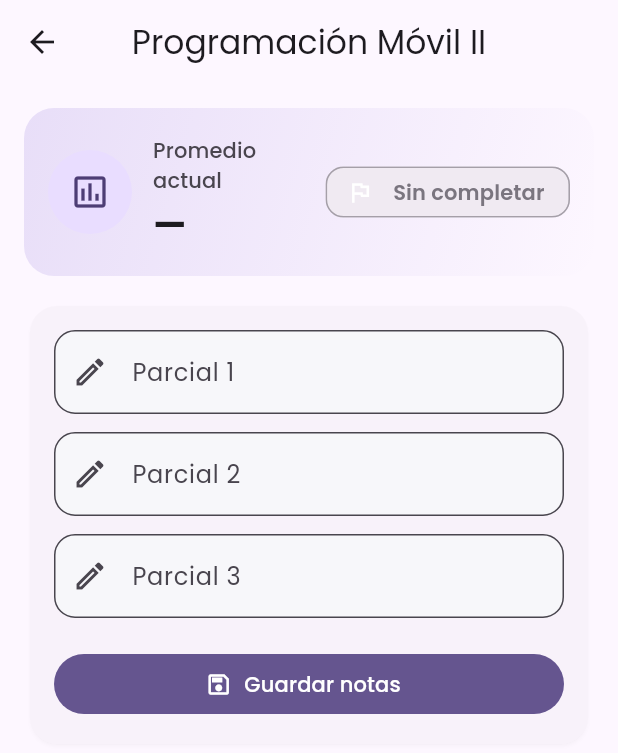
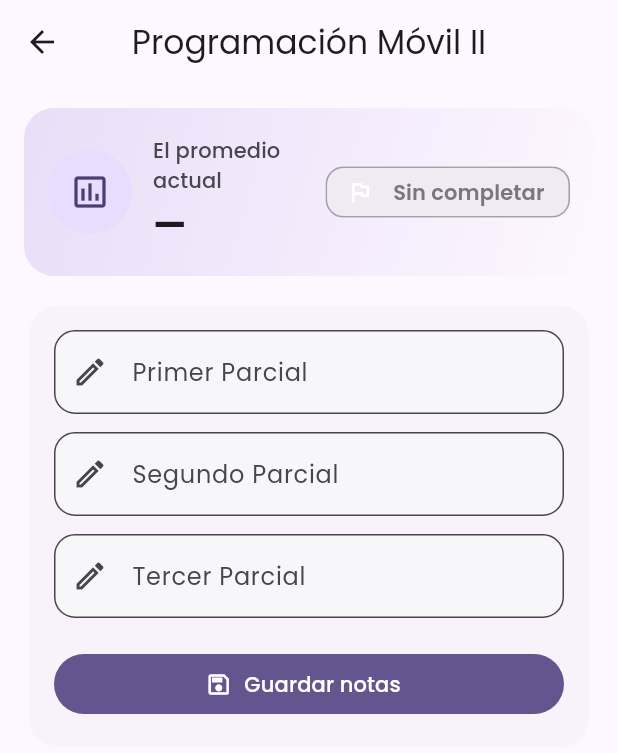
Before and after one commit to ljnavarro-unicah/examen_control_academico, a Flutter app: the screen it shows after launch, after a tap on "Programación Móvil II", on a phone screen of 412 x 824 dp. Shown: the top 753 px of the screen. Run offline on Flutter 3.47's test engine with Material 3 defaults, Android fonts, the phone set to English and light mode, and no system bars; our stand-ins replace google_fonts.

Commit message:
HectorVilleda-Glich

```diff
--- a/lib/main.dart
+++ b/lib/main.dart
@@ -44,8 +44,8 @@ class AcademicApp extends StatelessWidget {
           name: 'Ludwin Navarro',
           courses: [
             Course(id: '1', name: 'Programación Móvil II'),
-            Course(id: '2', name: 'Circuitos Lógicos'),
-            Course(id: '3', name: 'Inteligencia Artificial'),
+            Course(id: '2', name: 'Interfaces de IA'),
+            Course(id: '3', name: 'Porgramacion Web II'),
           ],
         ),
       ),
--- a/lib/views/course_detail_view.dart
+++ b/lib/views/course_detail_view.dart
@@ -37,7 +37,7 @@ class _CourseDetailViewState extends State<CourseDetailView> {
   String? _validate(String? v) {
     if (v == null || v.trim().isEmpty) return 'Requerido';
     final num? n = num.tryParse(v);
-    if (n == null) return 'Número inválido';
+    if (n == null) return 'El Número inválido';
     if (n < 0 || n > 100) return '0 - 100';
     return null;
   }
@@ -76,11 +76,11 @@ class _CourseDetailViewState extends State<CourseDetailView> {
                   key: _formKey,
                   child: Column(
                     children: [
-                      _GradeField(label: 'Parcial 1', controller: _p1Ctrl, validator: _validate),
+                      _GradeField(label: 'Primer Parcial', controller: _p1Ctrl, validator: _validate),
                       const SizedBox(height: 12),
-                      _GradeField(label: 'Parcial 2', controller: _p2Ctrl, validator: _validate),
+                      _GradeField(label: 'Segundo Parcial', controller: _p2Ctrl, validator: _validate),
                       const SizedBox(height: 12),
-                      _GradeField(label: 'Parcial 3', controller: _p3Ctrl, validator: _validate),
+                      _GradeField(label: 'Tercer Parcial', controller: _p3Ctrl, validator: _validate),
                       const SizedBox(height: 20),
                       SizedBox(
                         width: double.infinity,
@@ -136,7 +136,7 @@ class _HeaderBadge extends StatelessWidget {
               crossAxisAlignment: CrossAxisAlignment.start,
               children: [
                 Text(
-                  'Promedio actual',
+                  'El promedio actual',
                   style: theme.textTheme.labelLarge!.copyWith(color: theme.colorScheme.onSurfaceVariant),
                 ),
                 const SizedBox(height: 4),
--- a/lib/views/home_view.dart
+++ b/lib/views/home_view.dart
@@ -141,7 +141,7 @@ class _CourseTile extends StatelessWidget {
         ),
         title: Text(course.name, style: theme.textTheme.titleMedium!.copyWith(fontWeight: FontWeight.w600)),
         subtitle: Text(
-          avg == null ? 'Sin promedio' : 'Promedio: ${avg.toStringAsFixed(2)}  ·  ${course.category}',
+          avg == null ? 'No hay promedio' : 'Promedio: ${avg.toStringAsFixed(2)}  ·  ${course.category}',
           style: theme.textTheme.bodySmall,
         ),
         trailing: Icon(Icons.chevron_right_rounded, color: theme.colorScheme.outline),
```
